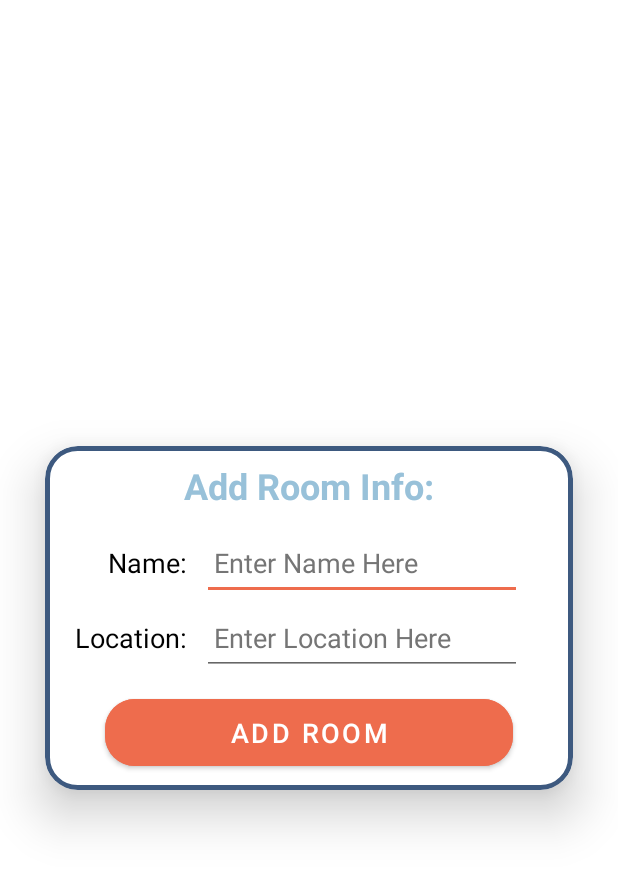
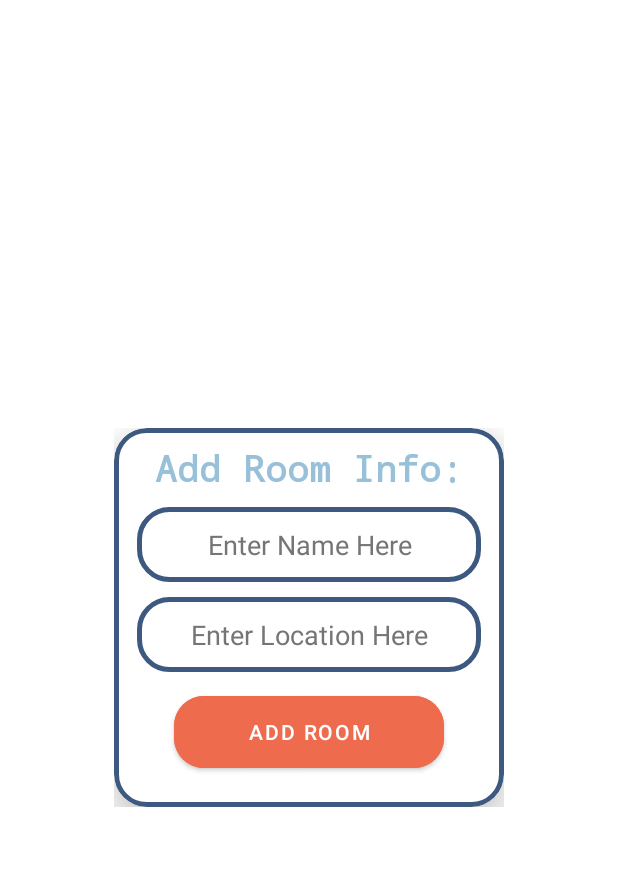
Before and after one commit to salhanyf/iSeat-COEN390, an Android app: the layout dialogfragment_add_room.xml on its own in the app's theme, with its tools: preview values and no code run, on a phone screen of 412 x 824 dp. Shown: the top 869 px of the screen. Run offline under Robolectric (Android 15) with nearby library versions, the phone set to English and light mode, and no system bars.

Commit message:
app icon updated + bug fix

```diff
--- /dev/null
+++ b/app/src/main/res/drawable/dialog_background.xml
@@ -0,0 +1,7 @@
+<?xml version="1.0" encoding="utf-8"?>
+
+<shape xmlns:android="http://schemas.android.com/apk/res/android"
+    android:shape="rectangle">
+    <solid android:color="@color/card_rooms_background" />
+    <corners android:radius="22dp" />
+</shape>
--- a/app/src/main/res/layout/activity_login.xml
+++ b/app/src/main/res/layout/activity_login.xml
@@ -15,7 +15,7 @@
         android:layout_marginStart="30dp"
         android:layout_marginEnd="30dp"
         android:background="@drawable/card_view_boarder"
-        app:cardBackgroundColor="@color/page_background_color"
+        app:cardBackgroundColor="@color/card_rooms_background"
         app:cardCornerRadius="22dp"
         app:cardElevation="20dp"
         app:cardPreventCornerOverlap="false"
--- a/app/src/main/res/layout/dialogfragment_add_room.xml
+++ b/app/src/main/res/layout/dialogfragment_add_room.xml
@@ -1,18 +1,20 @@
 <?xml version="1.0" encoding="utf-8"?>
-<androidx.constraintlayout.widget.ConstraintLayout
+<LinearLayout
     xmlns:android="http://schemas.android.com/apk/res/android"
     xmlns:app="http://schemas.android.com/apk/res-auto"
-    android:layout_width="match_parent"
-    android:layout_height="match_parent">
+    android:orientation="vertical"
+    android:layout_width="wrap_content"
+    android:layout_height="wrap_content"
+    android:minWidth="260dp"
+    android:layout_gravity="center"
+    android:background="@drawable/dialog_background">
 
     <androidx.cardview.widget.CardView
         android:id="@+id/cardView"
-        android:layout_width="0dp"
-        android:layout_height="wrap_content"
-        android:layout_marginStart="30dp"
-        android:layout_marginEnd="30dp"
+        android:layout_width="match_parent"
+        android:layout_height="match_parent"
         android:background="@drawable/card_view_boarder"
-        app:cardBackgroundColor="@color/page_background_color"
+        app:cardBackgroundColor="@color/card_rooms_background"
         app:cardCornerRadius="22dp"
         app:cardElevation="20dp"
         app:cardPreventCornerOverlap="false"
@@ -32,105 +34,60 @@
                 android:layout_width="match_parent"
                 android:layout_height="wrap_content"
                 android:layout_gravity="center"
+                android:layout_marginTop="10dp"
+                android:fontFamily="monospace"
                 android:text="@string/AddRoom_TextView_AddRoomInfo"
+                android:textAlignment="center"
                 android:textColor="@color/text_header"
-                android:layout_marginTop="10dp"
-                android:textAlignment="center"
                 android:textSize="24sp"
                 android:textStyle="bold" />
 
-            <LinearLayout
-                android:layout_width="fill_parent"
-                android:layout_height="wrap_content"
-                android:baselineAligned="false"
-                android:orientation="horizontal"
-                android:paddingTop="10dp"
-                android:paddingBottom="10dp">
-
-                <LinearLayout
-                    android:layout_width="wrap_content"
-                    android:layout_height="wrap_content"
-                    android:layout_marginStart="10dp"
-                    android:layout_weight="0"
-                    android:orientation="vertical">
-
-                    <TextView
-                        android:id="@+id/textViewRoomName"
-                        android:layout_width="wrap_content"
-                        android:layout_height="50dp"
-                        android:layout_gravity="end"
-                        android:gravity="center_vertical|end"
-                        android:minHeight="48dp"
-                        android:padding="10dp"
-                        android:text="@string/AddRoom_TextView_RoomName"
-                        android:textColor="@color/text_small"
-                        android:textSize="18sp" />
-
-                    <TextView
-                        android:id="@+id/textViewRoomLocation"
-                        android:layout_width="wrap_content"
-                        android:layout_height="50dp"
-                        android:layout_gravity="end"
-                        android:gravity="center_vertical|end"
-                        android:minHeight="48dp"
-                        android:padding="10dp"
-                        android:text="@string/AddRoom_TextView_RoomLocation"
-                        android:textColor="@color/text_small"
-                        android:textSize="18sp" />
-
-                </LinearLayout>
-
-                <LinearLayout
-                    android:layout_width="fill_parent"
-                    android:layout_height="wrap_content"
-                    android:layout_weight="1"
-                    android:orientation="vertical">
-
             <EditText
                 android:id="@+id/editTextRoomName"
-                        android:layout_width="wrap_content"
+                android:layout_width="match_parent"
                 android:layout_height="50dp"
-                        android:ems="10"
+                android:layout_gravity="center"
+                android:layout_marginTop="10dp"
+                android:layout_marginLeft="15dp"
+                android:layout_marginRight="15dp"
+                android:background="@drawable/text_bubble_border"
                 android:hint="@string/AddRoom_EditText_HintName"
                 android:importantForAutofill="no"
                 android:inputType="textPersonName"
-                        android:padding="8dp"
                 android:textColorHint="@color/text_grey"
-                        android:textSize="18sp" />
+                android:textAlignment="center"/>
 
             <EditText
                 android:id="@+id/editTextRoomLocation"
-                        android:layout_width="wrap_content"
+                android:layout_width="match_parent"
                 android:layout_height="50dp"
-                        android:ems="10"
+                android:layout_gravity="center"
+                android:layout_marginLeft="15dp"
+                android:layout_marginTop="10dp"
+                android:layout_marginRight="15dp"
+                android:background="@drawable/text_bubble_border"
                 android:hint="@string/AddRoom_EditText_HintLocation"
                 android:importantForAutofill="no"
                 android:inputType="textPersonName"
-                        android:minHeight="48dp"
-                        android:padding="8dp"
                 android:textColorHint="@color/text_grey"
-                        android:textSize="18sp" />
-                </LinearLayout>
-            </LinearLayout>
+                android:textAlignment="center" />
 
             <Button
                 android:id="@+id/buttonAddRoom"
                 android:layout_width="match_parent"
-                android:layout_height="wrap_content"
+                android:layout_height="60dp"
                 android:layout_gravity="center"
+                android:layout_marginTop="10dp"
                 android:layout_marginLeft="40dp"
                 android:layout_marginRight="40dp"
-                android:layout_marginBottom="10dp"
+                android:layout_marginBottom="20dp"
                 android:backgroundTint="@color/button_background_color"
-                android:padding="10dp"
                 android:text="@string/AddRoom_Button_AddRoom"
                 android:textColor="@color/button_text_color"
                 android:textAlignment="gravity"
-                android:textSize="18sp"
+                android:textSize="14sp"
                 app:cornerRadius="20dp" />
 
         </LinearLayout>
     </androidx.cardview.widget.CardView>
-
-
-</androidx.constraintlayout.widget.ConstraintLayout>
+</LinearLayout>
--- a/app/src/main/res/values/themes.xml
+++ b/app/src/main/res/values/themes.xml
@@ -37,4 +37,8 @@
         <item name="colorAccent">@color/orange</item>
     </style>
 
+    <style name="CustomDialog" parent="Theme.AppCompat.Light.Dialog.Alert">
+        <item name="android:windowBackground">@drawable/dialog_background</item>
+    </style>
+
 </resources>
```
Also changed, not shown: app/src/main/java/com/example/finalproject/views/dialogfragments/AddRoomDialogFragment.java (+8 -1 lines), app/src/main/java/com/example/finalproject/views/dialogfragments/AddSensorDialogFragment.java (+8 -1 lines), app/src/main/res/layout/dialogfragment_add_sensor.xml (+25 -15 lines), app/src/main/res/layout/dialogfragment_remove_sensor.xml (+41 -16 lines). Lines whose indentation alone changed are shown as unchanged.
